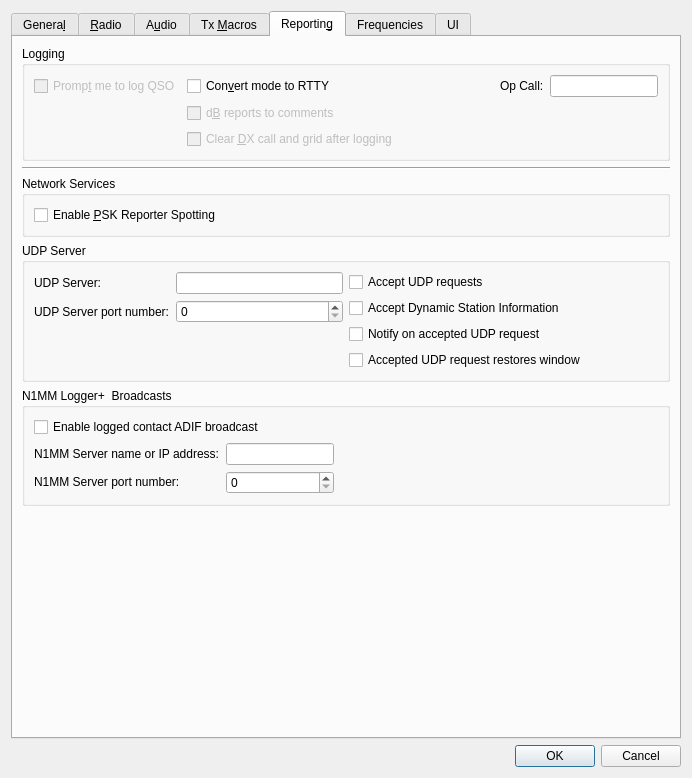
The window that Configuration.ui (qcmiao1998/js8call) describes before a commit, drawn with Qt 5.
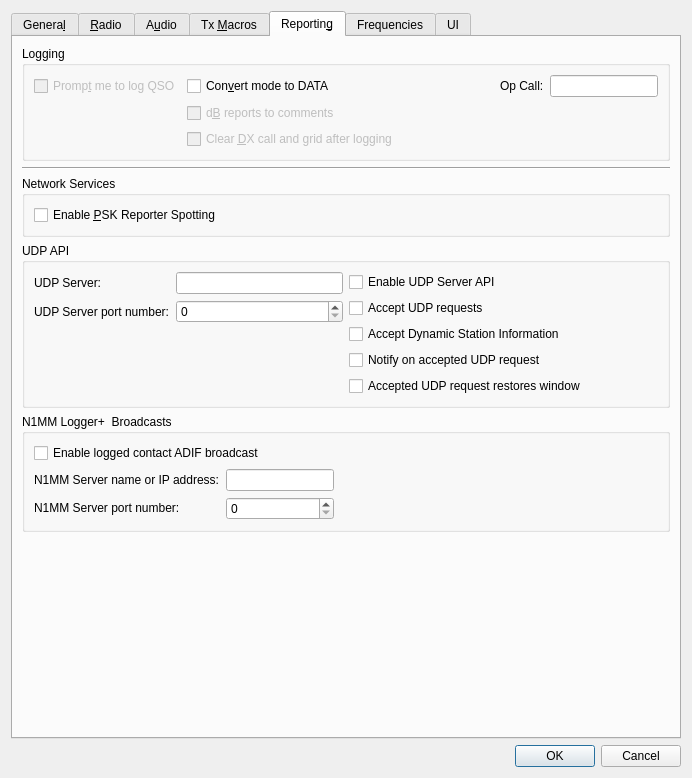
The same window after the commit. The open tabs and pages were chosen to show the change.

Commit message: Added enable/disable for UDP API. Added DATA for logging instead of RTTY

Diff of the .ui file:
```diff
--- a/Configuration.ui
+++ b/Configuration.ui
@@ -1952,7 +1952,7 @@
                <string>Some logging programs will not accept JT-65 or JT9 as a recognized mode.</string>
               </property>
               <property name="text">
-               <string>Con&amp;vert mode to RTTY</string>
+               <string>Con&amp;vert mode to DATA</string>
               </property>
              </widget>
             </item>
@@ -2025,7 +2025,7 @@
        <item>
         <widget class="QGroupBox" name="groupBox_4">
          <property name="title">
-          <string>UDP Server</string>
+          <string>UDP API</string>
          </property>
          <layout class="QGridLayout" name="gridLayout_16">
           <item row="0" column="0">
@@ -2086,6 +2086,13 @@
           </item>
           <item row="0" column="1">
            <layout class="QVBoxLayout" name="verticalLayout_11">
+            <item>
+             <widget class="QCheckBox" name="udpEnable">
+              <property name="text">
+               <string>Enable UDP Server API</string>
+              </property>
+             </widget>
+            </item>
             <item>
              <widget class="QCheckBox" name="accept_udp_requests_check_box">
               <property name="toolTip">
```
The commit also changes 5 other files.
